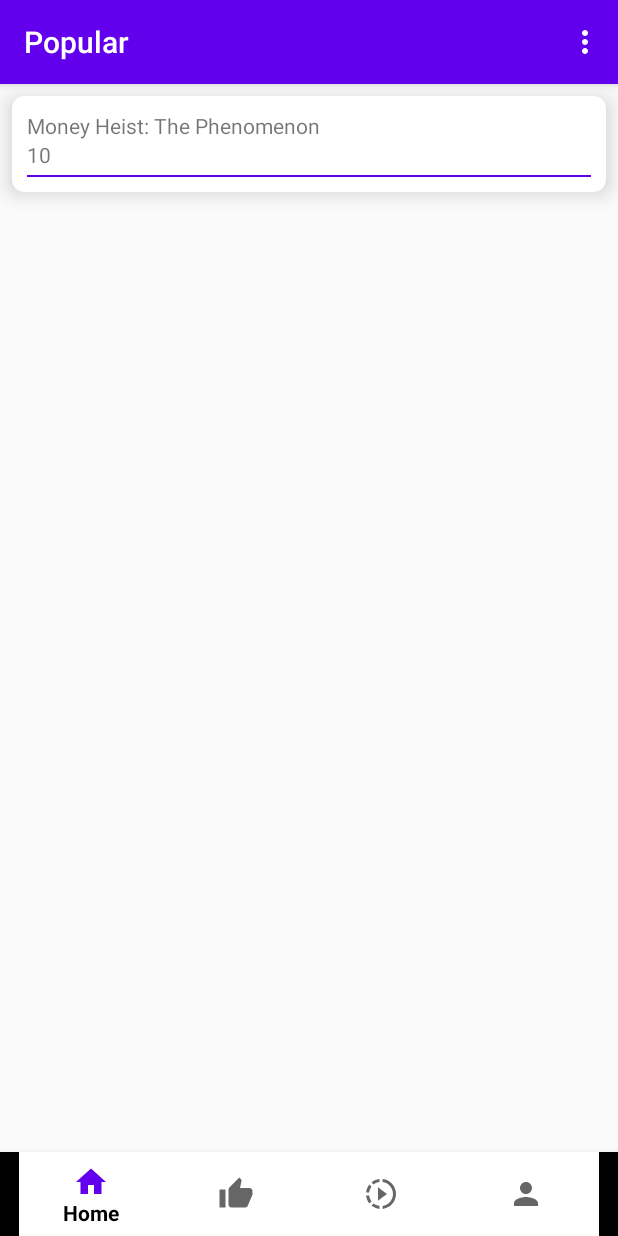
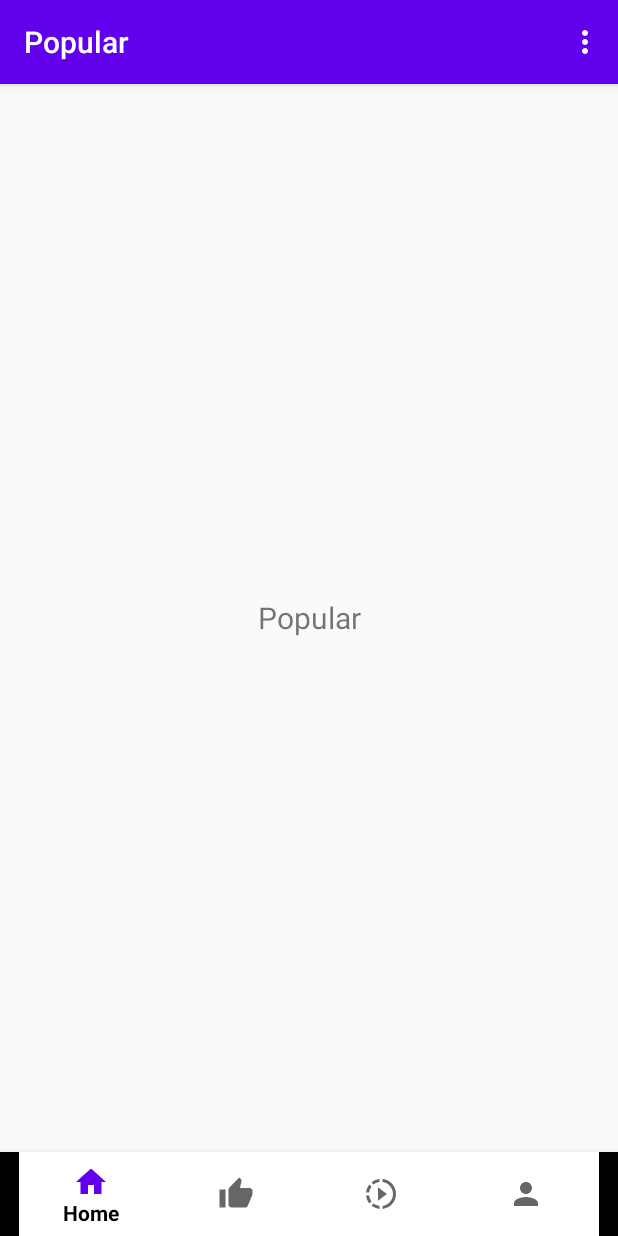
Before and after one commit to Hzahrannn/CapstoneProject, an Android app: the PopularVideoFragment screen opened directly, with no data from a screen before it, on a phone screen of 412 x 824 dp. Run offline under Robolectric (Android 15) with nearby library versions, the phone set to English and light mode, and no system bars; our stand-ins replace navigation-ui.

Commit message:
API,MODEL,VIEWMODEL

```diff
--- a/app/src/main/java/com/example/capstoneproject/adapter/MainAdapter.java
+++ /dev/null
@@ -1,75 +0,0 @@
-package com.example.capstoneproject.adapter;
-
-import android.content.Context;
-import android.content.Intent;
-import android.view.LayoutInflater;
-import android.view.View;
-import android.view.ViewGroup;
-import android.widget.TextView;
-
-import androidx.annotation.NonNull;
-import androidx.cardview.widget.CardView;
-import androidx.recyclerview.widget.RecyclerView;
-
-import com.example.capstoneproject.DetailActivity;
-import com.example.capstoneproject.R;
-import com.example.capstoneproject.fragments.PopularVideoFragment;
-import com.example.capstoneproject.model.Model;
-
-import java.util.ArrayList;
-import java.util.List;
-
-public class MainAdapter extends RecyclerView.Adapter<MainAdapter.ViewHolder> {
-    private Context Context;
-    private List<Model> Model = new ArrayList<>();
-
-    public MainAdapter(PopularVideoFragment context, List<Model> Model) {
-        this.Context = Context;
-        this.Model = Model;
-    }
-
-    @NonNull
-    @Override
-    public ViewHolder onCreateViewHolder(@NonNull ViewGroup parent, int viewType) {
-        View view = LayoutInflater.from(parent.getContext()).inflate(R.layout.list_item, parent, false);
-        return new ViewHolder(view);
-    }
-
-    @Override
-    public void onBindViewHolder(@NonNull final ViewHolder holder, int position) {
-        Model Models = Model.get(position);
-        holder.tvNamaMovie.setText(Models.getName());
-        holder.tvRATE.setText(String.valueOf(Models.getRate()));
-        holder.cvKlik.setOnClickListener(new View.OnClickListener() {
-            @Override
-            public void onClick(View v) {
-                Intent intent = new Intent(Context, DetailActivity.class);
-                intent.putExtra("nama_movie", holder.tvNamaMovie.getText().toString().trim());
-                intent.putExtra("rate", holder.tvRATE.getText().toString().trim());
-                Context.startActivity(intent);
-            }
-        });
-    }
-
-    @Override
-    public int getItemCount() {
-        return Model.size();
-    }
-
-    public void updateData(List<Model> movielist) {
-        this.Model = movielist;
-        notifyDataSetChanged();
-    }
-
-    public class ViewHolder extends RecyclerView.ViewHolder {
-        private TextView tvNamaMovie;
-        private TextView tvRATE;
-        private CardView cvKlik;
-        public ViewHolder(@NonNull View itemView) {
-            super(itemView);
-            tvNamaMovie = itemView.findViewById(R.id.tv_nama_movie);
-            tvRATE = itemView.findViewById(R.id.tv_rate);
-            cvKlik = itemView.findViewById(R.id.cv_klik);
-        }
-    }
-}
--- a/app/src/main/java/com/example/capstoneproject/fragments/PopularVideoFragment.java
+++ b/app/src/main/java/com/example/capstoneproject/fragments/PopularVideoFragment.java
@@ -3,54 +3,64 @@ package com.example.capstoneproject.fragments;
 import android.os.Bundle;
 
 import androidx.fragment.app.Fragment;
-import androidx.recyclerview.widget.LinearLayoutManager;
-import androidx.recyclerview.widget.RecyclerView;
 
 import android.view.LayoutInflater;
 import android.view.View;
 import android.view.ViewGroup;
-import android.widget.LinearLayout;
 
 import com.example.capstoneproject.R;
-import com.example.capstoneproject.adapter.MainAdapter;
-import com.example.capstoneproject.model.DataModel;
-import com.example.capstoneproject.model.Model;
 
-import java.util.ArrayList;
-import java.util.List;
+/**
+ * A simple {@link Fragment} subclass.
+ * Use the {@link TopRatedVideoFragment#newInstance} factory method to
+ * create an instance of this fragment.
+ */
+public class PopularVideoFragment extends Fragment {
 
-public class PopularVideoFragment extends Fragment {
-    private RecyclerView recyclerView;
-    private LinearLayoutManager layoutManager;
-    private MainAdapter MainAdapter;
-    private List<Model> Model;
+    // TODO: Rename parameter arguments, choose names that match
+    // the fragment initialization parameters, e.g. ARG_ITEM_NUMBER
+    private static final String ARG_PARAM1 = "param1";
+    private static final String ARG_PARAM2 = "param2";
+
+    // TODO: Rename and change types of parameters
+    private String mParam1;
+    private String mParam2;
+
+    public PopularVideoFragment() {
+        // Required empty public constructor
+    }
+
+    /**
+     * Use this factory method to create a new instance of
+     * this fragment using the provided parameters.
+     *
+     * @param param1 Parameter 1.
+     * @param param2 Parameter 2.
+     * @return A new instance of fragment TopRatedVideoFragment.
+     */
+    // TODO: Rename and change types and number of parameters
+    public static PopularVideoFragment newInstance(String param1, String param2) {
+        PopularVideoFragment fragment = new PopularVideoFragment();
+        Bundle args = new Bundle();
+        args.putString(ARG_PARAM1, param1);
+        args.putString(ARG_PARAM2, param2);
+        fragment.setArguments(args);
+        return fragment;
+    }
 
     @Override
-    public View onCreateView(LayoutInflater inflater, ViewGroup container, Bundle savedInstanceState) {
-        View view = inflater.inflate(R.layout.fragment_popular_video,container,false);
-        recyclerView = (RecyclerView)view.findViewById(R.id.rv);
-        layoutManager = new LinearLayoutManager(getActivity());
-
-        initView();
-        Model = new ArrayList<>();
-        MainAdapter = new MainAdapter(this, Model);
-
-        recyclerView.setLayoutManager(layoutManager);
-        recyclerView.setAdapter(MainAdapter);
-
-        setData();
-
-        return view;
+    public void onCreate(Bundle savedInstanceState) {
+        super.onCreate(savedInstanceState);
+        if (getArguments() != null) {
+            mParam1 = getArguments().getString(ARG_PARAM1);
+            mParam2 = getArguments().getString(ARG_PARAM2);
+        }
     }
 
-
-    private void setData() {
-        List<Model> dummyData = DataModel.movielist();
-        MainAdapter.updateData(dummyData);
+    @Override
+    public View onCreateView(LayoutInflater inflater, ViewGroup container,
+                             Bundle savedInstanceState) {
+        // Inflate the layout for this fragment
+        return inflater.inflate(R.layout.fragment_popular_video, container, false);
     }
-
-    private void initView(){
-        recyclerView = recyclerView.findViewById(R.id.rv);
-    }
-
 }
--- a/app/src/main/java/com/example/capstoneproject/model/DataModel.java
+++ /dev/null
@@ -1,22 +0,0 @@
-package com.example.capstoneproject.model;
-
-import java.util.ArrayList;
-import java.util.List;
-
-public class DataModel {
-    public static List<Model> movielist() {
-        Model mov1 = new Model("Money Heist: The Phenomenon", 10, "https://fitshop-production.s3.ap-southeast-1.amazonaws.com/wp-content/uploads/2020/04/20202149/Telur-Ayam.jpg");
-        Model mov2 = new Model("A Whisker Away", 2, "https://akcdn.detik.net.id/visual/2020/07/24/ilustrasi-sabun-batangan-1_169.jpeg?w=650");
-        Model mov3 = new Model("37 Seconds", 5, "https://ichef.bbci.co.uk/news/640/cpsprodpb/4D0C/production/_103642791_41843a55-c79b-4955-9c4b-16685f1f3f61.jpg");
-        Model mov4 = new Model("Hitman: Agent Jun", 2, "https://static.republika.co.id/uploads/images/inpicture_slide/secangkir-teh-_190524103045-721.jpg");
-
-        List<Model> movielist = new ArrayList<>();
-
-        movielist.add(mov1);
-        movielist.add(mov2);
-        movielist.add(mov3);
-        movielist.add(mov4);
-
-        return movielist;
-    }
-}
--- a/app/src/main/java/com/example/capstoneproject/model/Model.java
+++ /dev/null
@@ -1,37 +0,0 @@
-package com.example.capstoneproject.model;
-
-public class Model {
-    private String name;
-    private int rate;
-    private String img;
-
-    public Model(String name, int rate, String img) {
-        this.name = name;
-        this.rate = rate;
-        this.img = img;
-    }
-
-    public String getImg() {
-        return img;
-    }
-
-    public void setImg(String img) {
-        this.img = img;
-    }
-
-    public String getName() {
-        return name;
-    }
-
-    public void setName(String name) {
-        this.name = name;
-    }
-
-    public int getRate() {
-        return rate;
-    }
-
-    public void setRate(int rate) {
-        this.rate = rate;
-    }
-}
--- a/app/src/main/res/layout/fragment_popular_video.xml
+++ b/app/src/main/res/layout/fragment_popular_video.xml
@@ -8,9 +8,11 @@
     app:layoutManager="androidx.recyclerview.widget.LinearLayoutManager">
 
 
-    <androidx.recyclerview.widget.RecyclerView
-        android:id="@+id/rv"
+    <TextView
         android:layout_width="match_parent"
-        android:layout_height="match_parent" />
+        android:layout_height="match_parent"
+        android:gravity="center"
+        android:text="Popular"
+        android:textSize="20sp"/>
 
 </LinearLayout>
--- a/app/src/main/res/layout/list_item.xml
+++ /dev/null
@@ -1,40 +0,0 @@
-<?xml version="1.0" encoding="utf-8"?>
-<LinearLayout xmlns:android="http://schemas.android.com/apk/res/android"
-    android:layout_width="match_parent"
-    android:layout_height="match_parent"
-    xmlns:app="http://schemas.android.com/apk/res-auto">
-
-    <androidx.cardview.widget.CardView
-        android:layout_width="match_parent"
-        android:layout_height="wrap_content"
-        android:layout_margin="8dp"
-        android:id="@+id/cv_klik"
-        app:cardCornerRadius="8dp"
-        app:cardElevation="8dp">
-
-        <LinearLayout
-            android:layout_width="match_parent"
-            android:layout_height="wrap_content"
-            android:layout_margin="10dp"
-            android:orientation="vertical">
-
-            <TextView
-                android:id="@+id/tv_nama_movie"
-                android:layout_width="match_parent"
-                android:layout_height="wrap_content"
-                android:text="Nama Movie" />
-
-            <TextView
-                android:id="@+id/tv_rate"
-                android:layout_width="match_parent"
-                android:layout_height="wrap_content"
-                android:text="Rate" />
-
-            <View
-                android:layout_width="match_parent"
-                android:layout_height="1dp"
-                android:layout_marginTop="4dp"
-                android:background="@color/colorPrimary" />
-        </LinearLayout>
-    </androidx.cardview.widget.CardView>
-</LinearLayout>
--- a/build.gradle
+++ b/build.gradle
@@ -5,7 +5,7 @@ buildscript {
         jcenter()
     }
     dependencies {
-        classpath "com.android.tools.build:gradle:4.0.0"
+        classpath 'com.android.tools.build:gradle:4.1.1'
 
         // NOTE: Do not place your application dependencies here; they belong
         // in the individual module build.gradle files
--- a/gradle.properties
+++ b/gradle.properties
@@ -17,3 +17,4 @@ org.gradle.jvmargs=-Xmx2048m
 android.useAndroidX=true
 # Automatically convert third-party libraries to use AndroidX
 android.enableJetifier=true
+movieapi="286e4bac482a95b71fdb279d9901fe17"
```
Also changed, not shown: app/build.gradle (+25 -0 lines), app/src/main/java/com/example/capstoneproject/DetailActivity.java (deleted, +0 -26 lines), app/src/main/res/layout/activity_detail.xml (deleted, +0 -25 lines), app/src/main/res/layout/fragment_login.xml (deleted, +0 -14 lines), gradle/wrapper/gradle-wrapper.properties.
